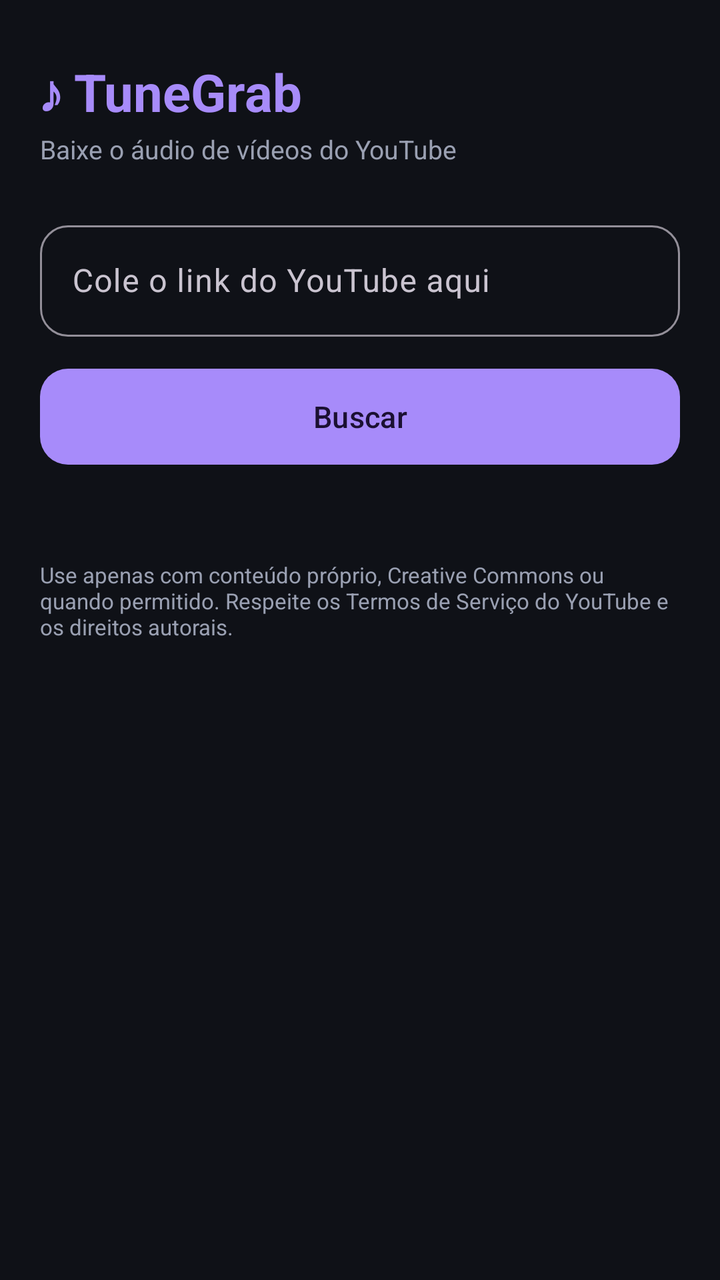
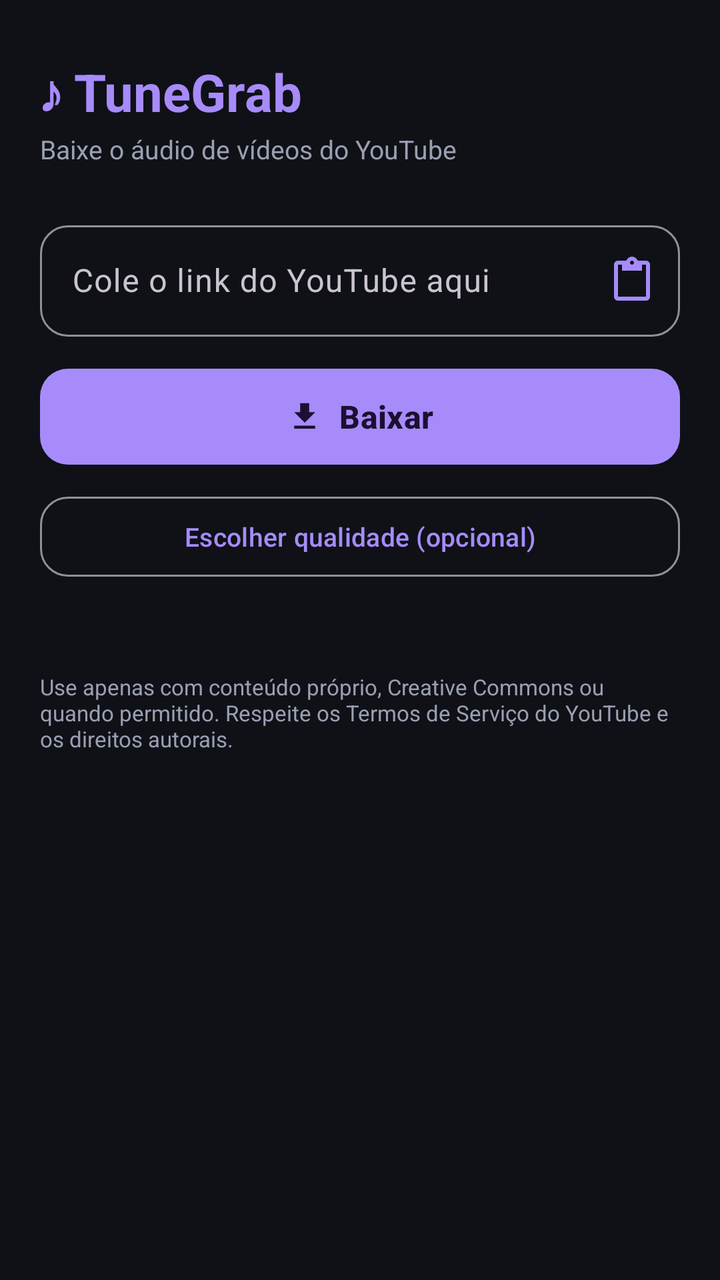

Before-and-after screenshots of an Android layout around one commit, followed by the original layout XML and the change that was made.
<!-- AndroidManifest.xml: application theme Theme.TuneGrab -->
<!-- res/layout/activity_main.xml -->
<?xml version="1.0" encoding="utf-8"?>
<ScrollView xmlns:android="http://schemas.android.com/apk/res/android"
    xmlns:app="http://schemas.android.com/apk/res-auto"
    android:layout_width="match_parent"
    android:layout_height="match_parent"
    android:fillViewport="true">

    <LinearLayout
        android:layout_width="match_parent"
        android:layout_height="wrap_content"
        android:orientation="vertical"
        android:padding="20dp">

        <TextView
            android:layout_width="wrap_content"
            android:layout_height="wrap_content"
            android:layout_marginTop="8dp"
            android:text="@string/app_tagline"
            android:textColor="@color/primary"
            android:textSize="26sp"
            android:textStyle="bold" />

        <TextView
            android:layout_width="wrap_content"
            android:layout_height="wrap_content"
            android:layout_marginTop="2dp"
            android:text="@string/app_sub"
            android:textColor="@color/on_surface_variant"
            android:textSize="13sp" />

        <com.google.android.material.textfield.TextInputLayout
            android:id="@+id/tilUrl"
            style="@style/Widget.Material3.TextInputLayout.OutlinedBox"
            android:layout_width="match_parent"
            android:layout_height="wrap_content"
            android:layout_marginTop="24dp"
            android:hint="@string/hint_url"
            app:boxCornerRadiusBottomEnd="14dp"
            app:boxCornerRadiusBottomStart="14dp"
            app:boxCornerRadiusTopEnd="14dp"
            app:boxCornerRadiusTopStart="14dp">

            <com.google.android.material.textfield.TextInputEditText
                android:id="@+id/inputUrl"
                android:layout_width="match_parent"
                android:layout_height="wrap_content"
                android:imeOptions="actionSearch"
                android:inputType="textUri"
                android:maxLines="3" />
        </com.google.android.material.textfield.TextInputLayout>

        <com.google.android.material.button.MaterialButton
            android:id="@+id/btnSearch"
            android:layout_width="match_parent"
            android:layout_height="56dp"
            android:layout_marginTop="12dp"
            android:text="@string/btn_search"
            android:textSize="15sp"
            app:cornerRadius="14dp" />

        <com.google.android.material.progressindicator.LinearProgressIndicator
            android:id="@+id/progress"
            android:layout_width="match_parent"
            android:layout_height="wrap_content"
            android:layout_marginTop="14dp"
            android:indeterminate="true"
            android:visibility="gone" />

        <com.google.android.material.card.MaterialCardView
            android:id="@+id/cardInfo"
            android:layout_width="match_parent"
            android:layout_height="wrap_content"
            android:layout_marginTop="16dp"
            android:visibility="gone"
            app:cardBackgroundColor="@color/surface"
            app:cardCornerRadius="18dp"
            app:cardElevation="0dp"
            app:strokeColor="@color/stroke"
            app:strokeWidth="1dp">

            <LinearLayout
                android:layout_width="match_parent"
                android:layout_height="wrap_content"
                android:orientation="vertical"
                android:padding="14dp">

                <ImageView
                    android:id="@+id/thumb"
                    android:layout_width="match_parent"
                    android:layout_height="180dp"
                    android:contentDescription="@string/cd_thumb"
                    android:scaleType="centerCrop" />

                <TextView
                    android:id="@+id/tvTitle"
                    android:layout_width="match_parent"
                    android:layout_height="wrap_content"
                    android:layout_marginTop="12dp"
                    android:textColor="@color/on_background"
                    android:textSize="16sp"
                    android:textStyle="bold" />

                <TextView
                    android:id="@+id/tvAuthor"
                    android:layout_width="match_parent"
                    android:layout_height="wrap_content"
                    android:layout_marginTop="2dp"
                    android:textColor="@color/on_surface_variant"
                    android:textSize="13sp" />

                <TextView
                    android:layout_width="match_parent"
                    android:layout_height="wrap_content"
                    android:layout_marginTop="14dp"
                    android:text="@string/choose_quality"
                    android:textColor="@color/on_background"
                    android:textSize="14sp"
                    android:textStyle="bold" />

                <HorizontalScrollView
                    android:layout_width="match_parent"
                    android:layout_height="wrap_content"
                    android:scrollbars="none">

                    <com.google.android.material.chip.ChipGroup
                        android:id="@+id/chipGroup"
                        android:layout_width="wrap_content"
                        android:layout_height="wrap_content"
                        app:selectionRequired="true"
                        app:singleSelection="true" />
                </HorizontalScrollView>

                <com.google.android.material.button.MaterialButton
                    android:id="@+id/btnDownload"
                    android:layout_width="match_parent"
                    android:layout_height="56dp"
                    android:layout_marginTop="8dp"
                    android:enabled="false"
                    android:text="@string/btn_download"
                    android:textSize="15sp"
                    app:cornerRadius="14dp" />
            </LinearLayout>
        </com.google.android.material.card.MaterialCardView>

        <TextView
            android:id="@+id/tvStatus"
            android:layout_width="match_parent"
            android:layout_height="wrap_content"
            android:layout_marginTop="16dp"
            android:textColor="@color/on_surface_variant"
            android:textSize="13sp" />

        <TextView
            android:layout_width="match_parent"
            android:layout_height="wrap_content"
            android:layout_marginTop="10dp"
            android:text="@string/tos_note"
            android:textColor="@color/on_surface_variant"
            android:textSize="11sp" />
    </LinearLayout>
</ScrollView>
<!-- resources referenced by this layout -->
<resources>
  <color name="on_background">#E7E9F0</color>
  <color name="on_surface_variant">#9AA0B2</color>
  <color name="primary">#A78BFA</color>
  <color name="stroke">#2A3040</color>
  <color name="surface">#1A1E29</color>
  <string name="app_sub">Baixe o áudio de vídeos do YouTube</string>
  <string name="app_tagline">♪ TuneGrab</string>
  <string name="btn_download">Baixar áudio</string>
  <string name="btn_search">Buscar</string>
  <string name="cd_thumb">Miniatura do vídeo</string>
  <string name="choose_quality">Escolha a qualidade do áudio</string>
  <string name="hint_url">Cole o link do YouTube aqui</string>
  <string name="tos_note">Use apenas com conteúdo próprio, Creative Commons ou quando permitido. Respeite os Termos de Serviço do YouTube e os direitos autorais.</string>
  <style name="Theme.TuneGrab" parent="Theme.Material3.Dark.NoActionBar">
          <item name="colorPrimary">@color/primary</item>
          <item name="colorOnPrimary">#1B1032</item>
          <item name="colorSecondary">@color/secondary</item>
          <item name="android:colorBackground">@color/background</item>
          <item name="colorSurface">@color/surface</item>
          <item name="android:statusBarColor">@color/background</item>
          <item name="android:navigationBarColor">@color/background</item>
      </style>
  <color name="secondary">#F472B6</color>
  <color name="background">#0F1117</color>
</resources>

<!-- the commit's change to res/layout/activity_main.xml (unified diff, before → after) -->
@@ -38,7 +38,11 @@
             app:boxCornerRadiusBottomEnd="14dp"
             app:boxCornerRadiusBottomStart="14dp"
             app:boxCornerRadiusTopEnd="14dp"
-            app:boxCornerRadiusTopStart="14dp">
+            app:boxCornerRadiusTopStart="14dp"
+            app:endIconContentDescription="@string/cd_paste"
+            app:endIconDrawable="@drawable/ic_paste"
+            app:endIconMode="custom"
+            app:endIconTint="@color/primary">
 
             <com.google.android.material.textfield.TextInputEditText
                 android:id="@+id/inputUrl"
@@ -50,12 +54,25 @@
         </com.google.android.material.textfield.TextInputLayout>
 
         <com.google.android.material.button.MaterialButton
-            android:id="@+id/btnSearch"
+            android:id="@+id/btnQuickDownload"
             android:layout_width="match_parent"
             android:layout_height="56dp"
             android:layout_marginTop="12dp"
-            android:text="@string/btn_search"
-            android:textSize="15sp"
+            android:text="@string/btn_quick_download"
+            android:textSize="16sp"
+            android:textStyle="bold"
+            app:cornerRadius="14dp"
+            app:icon="@drawable/ic_download"
+            app:iconGravity="textStart" />
+
+        <com.google.android.material.button.MaterialButton
+            android:id="@+id/btnChoose"
+            style="@style/Widget.Material3.Button.OutlinedButton"
+            android:layout_width="match_parent"
+            android:layout_height="48dp"
+            android:layout_marginTop="8dp"
+            android:text="@string/btn_choose"
+            android:textSize="13sp"
             app:cornerRadius="14dp" />
 
         <com.google.android.material.progressindicator.LinearProgressIndicator
<!-- resource entries referenced after the edit -->
@@ -5,10 +5,34 @@
   <color name="primary">#A78BFA</color>
   <color name="stroke">#2A3040</color>
   <color name="surface">#1A1E29</color>
+  <!-- drawable ic_download (drawable) -->
+  <?xml version="1.0" encoding="utf-8"?>
+  <vector xmlns:android="http://schemas.android.com/apk/res/android"
+      android:width="24dp"
+      android:height="24dp"
+      android:viewportWidth="24"
+      android:viewportHeight="24">
+      <path
+          android:fillColor="#FF000000"
+          android:pathData="M19,9h-4V3H9v6H5l7,7 7,-7zM5,18v2h14v-2H5z" />
+  </vector>
+  <!-- drawable ic_paste (drawable) -->
+  <?xml version="1.0" encoding="utf-8"?>
+  <vector xmlns:android="http://schemas.android.com/apk/res/android"
+      android:width="24dp"
+      android:height="24dp"
+      android:viewportWidth="24"
+      android:viewportHeight="24">
+      <path
+          android:fillColor="#FF000000"
+          android:pathData="M19,2h-4.18C14.4,0.84 13.3,0 12,0c-1.3,0 -2.4,0.84 -2.82,2H5c-1.1,0 -2,0.9 -2,2v16c0,1.1 0.9,2 2,2h14c1.1,0 2,-0.9 2,-2V4c0,-1.1 -0.9,-2 -2,-2zM12,2c0.55,0 1,0.45 1,1s-0.45,1 -1,1 -1,-0.45 -1,-1 0.45,-1 1,-1zM19,20H5V4h2v3h10V4h2v16z" />
+  </vector>
   <string name="app_sub">Baixe o áudio de vídeos do YouTube</string>
   <string name="app_tagline">♪ TuneGrab</string>
+  <string name="btn_choose">Escolher qualidade (opcional)</string>
   <string name="btn_download">Baixar áudio</string>
-  <string name="btn_search">Buscar</string>
+  <string name="btn_quick_download">Baixar</string>
+  <string name="cd_paste">Colar da área de transferência</string>
   <string name="cd_thumb">Miniatura do vídeo</string>
   <string name="choose_quality">Escolha a qualidade do áudio</string>
   <string name="hint_url">Cole o link do YouTube aqui</string>
